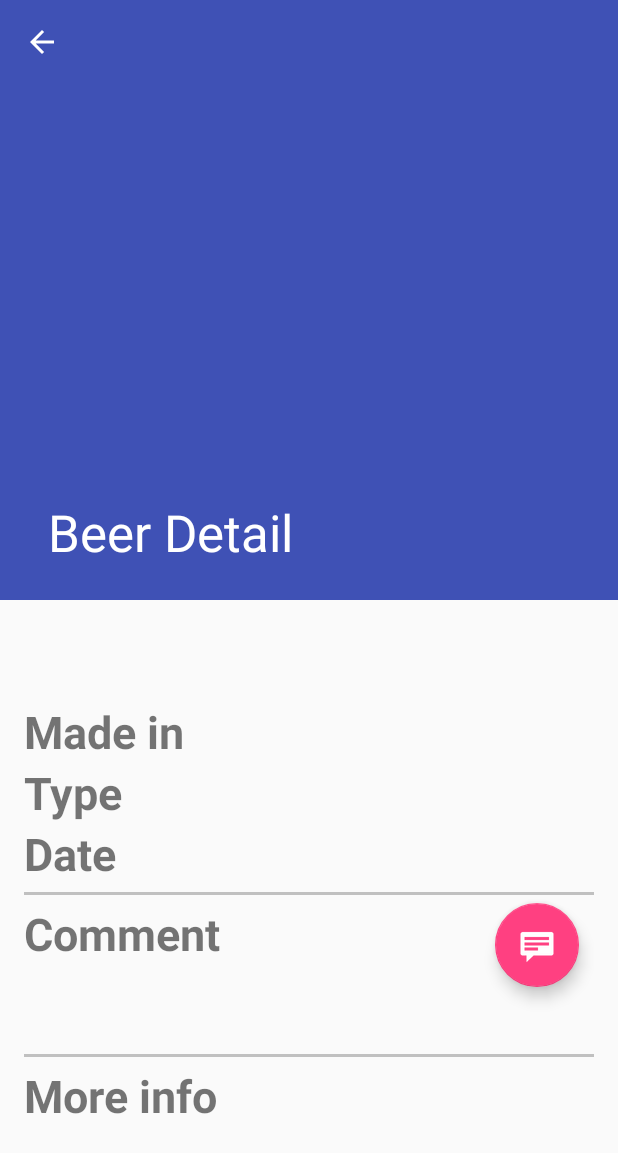
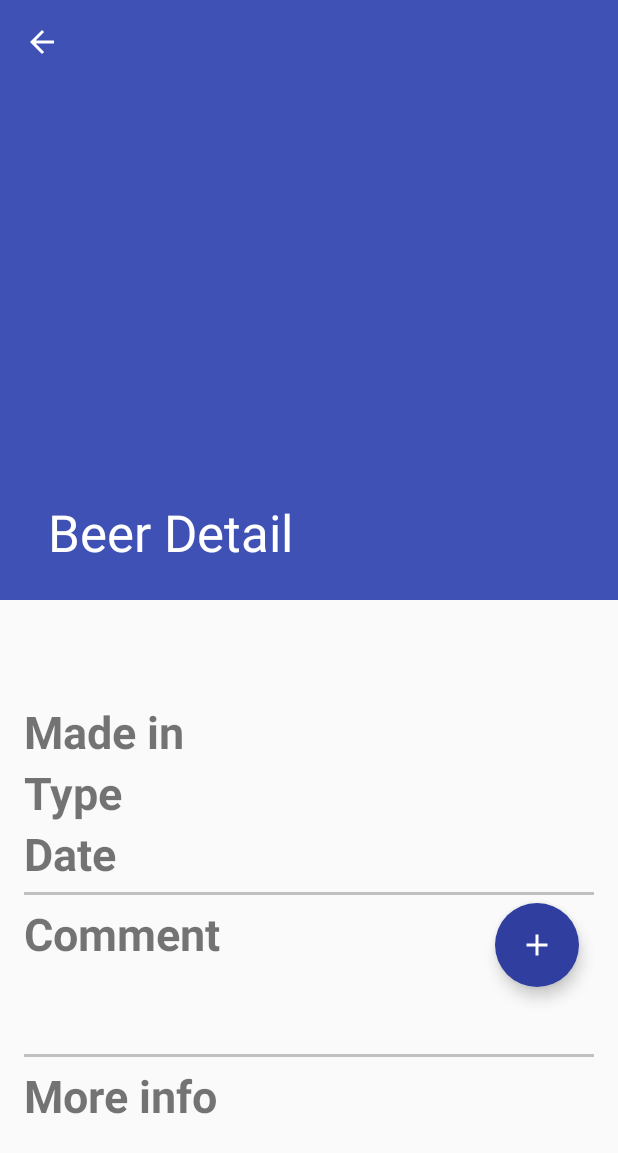
Before and after one commit to juan-filgueiras-rilo/IPM-P2, an Android app: the BeerDetailFragment screen opened directly, with no data from a screen before it, on a phone screen of 412 x 824 dp. Shown: the top 1153 px of the screen. Run offline under Robolectric (Android 15) with nearby library versions, the phone set to English and light mode, and no system bars; libraries missing offline, so code that uses them is left out: com.google.api.client, com.google.api.services, com.nostra13.universalimageloader; 7 statements that could not run were skipped.

Commit message:
cambiado icono del botón de añadir un nuevo comentario (ahora es un '+')

```diff
--- a/Beers/app/src/main/res/layout/beer_detail.xml
+++ b/Beers/app/src/main/res/layout/beer_detail.xml
@@ -212,7 +212,11 @@
                 android:layout_height="wrap_content"
                 android:layout_alignParentRight="true"
                 android:foregroundGravity="top"
-                app:srcCompat="@android:drawable/stat_notify_chat"
+                app:srcCompat="@mipmap/ic_add_white_24dp"
+                app:borderWidth="0dp"
+                app:fabSize="normal"
+                android:backgroundTint="@color/colorPrimaryDark"
+                app:rippleColor="@color/colorPrimaryDark"
                 android:layout_marginBottom="10dp"
                 android:layout_marginRight="10dp"
                 android:layout_below="@id/horizontal_line1"/>
```
Also changed, not shown: Beers/app/src/main/res/mipmap-hdpi/ic_add_white_24dp.png (added), Beers/app/src/main/res/mipmap-mdpi/ic_add_circle_outline_black_24dp.png (added), Beers/app/src/main/res/mipmap-mdpi/ic_add_white_24dp.png (added), Beers/app/src/main/res/mipmap-xhdpi/ic_add_circle_outline_black_24dp.png (added), Beers/app/src/main/res/mipmap-xhdpi/ic_add_white_24dp.png (added), Beers/app/src/main/res/mipmap-xxhdpi/ic_add_circle_outline_black_24dp.png (added), Beers/app/src/main/res/mipmap-xxhdpi/ic_add_white_24dp.png (added), Beers/app/src/main/res/mipmap-xxxhdpi/ic_add_circle_outline_black_24dp.png (added), Beers/app/src/main/res/mipmap-xxxhdpi/ic_add_white_24dp.png (added).
